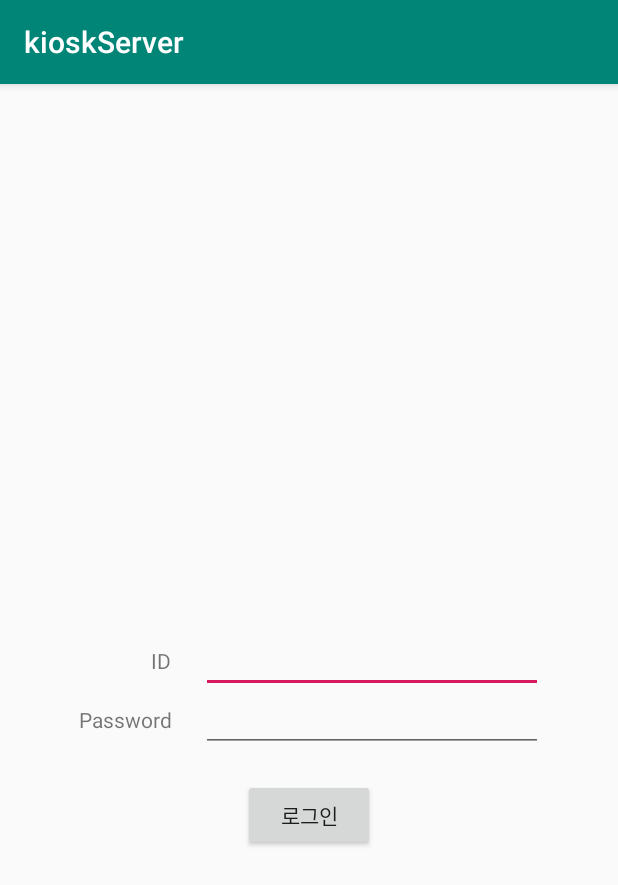
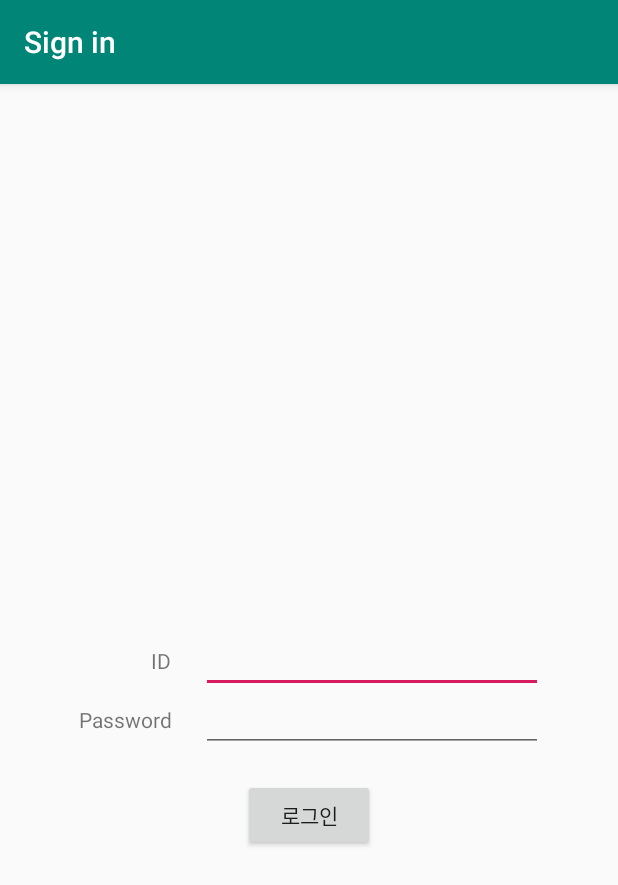
Before and after one commit to Hyeeeeona/kioskServer, an Android app: the screen it shows after launch (MainActivity before the commit, LoginActivity after it), on a phone screen of 412 x 824 dp. Shown: the top 885 px of the screen. Run offline under Robolectric (Android 15) with nearby library versions, the phone set to English and light mode, and no system bars; our stand-ins replace Firebase (no records; nobody signed in at launch, a user with empty details on screens opened directly).

Commit message:
login activity 분리 임시 Logout 버튼 생성

```diff
--- a/app/build.gradle
+++ b/app/build.gradle
@@ -1,4 +1,5 @@
 apply plugin: 'com.android.application'
+apply plugin: 'com.google.gms.google-services'
 
 android {
     compileSdkVersion 28
@@ -22,6 +23,9 @@ dependencies {
     implementation fileTree(dir: 'libs', include: ['*.jar'])
     implementation 'com.android.support:appcompat-v7:28.0.0'
     implementation 'com.android.support.constraint:constraint-layout:1.1.3'
+    implementation 'com.google.firebase:firebase-auth:17.0.0'
+    implementation 'com.google.android.gms:play-services-base:16.1.0'
+    implementation 'com.android.support:design:28.0.0'
     testImplementation 'junit:junit:4.12'
     androidTestImplementation 'com.android.support.test:runner:1.0.2'
     androidTestImplementation 'com.android.support.test.espresso:espresso-core:3.0.2'
--- /dev/null
+++ b/app/src/main/java/com/example/kioskserver/LoginActivity.java
@@ -0,0 +1,93 @@
+package com.example.kioskserver;
+
+import android.content.Intent;
+import android.support.annotation.NonNull;
+import android.support.v7.app.AppCompatActivity;
+import android.os.Bundle;
+import android.util.Log;
+import android.view.View;
+import android.widget.Button;
+import android.widget.EditText;
+import android.widget.Toast;
+
+import com.google.android.gms.tasks.OnCompleteListener;
+import com.google.android.gms.tasks.Task;
+import com.google.firebase.auth.AuthResult;
+import com.google.firebase.auth.FirebaseAuth;
+import com.google.firebase.auth.FirebaseUser;
+
+public class LoginActivity extends AppCompatActivity implements View.OnClickListener {
+
+    private FirebaseAuth mAuth;
+    private FirebaseUser currentUser;
+    Button loginBtn;
+    EditText EtId, EtPw;
+    final String TAG = "LoginActivity";
+
+    @Override
+    protected void onCreate(Bundle savedInstanceState) {
+        super.onCreate(savedInstanceState);
+        setContentView(R.layout.activity_login);
+
+        mAuth = FirebaseAuth.getInstance();
+
+        loginBtn = (Button)findViewById(R.id.btn_login);
+        loginBtn.setOnClickListener(this);
+
+        EtId = (EditText)findViewById(R.id.et_id);
+        EtPw = (EditText)findViewById(R.id.et_pw);
+    }
+
+    private void singIn(String email, String password) {
+
+        // [START sign_in_with_email]
+        mAuth.signInWithEmailAndPassword(email, password)
+                .addOnCompleteListener(this, new OnCompleteListener<AuthResult>() {
+                    @Override
+                    public void onComplete(@NonNull Task<AuthResult> task) {
+                        if (task.isSuccessful()) {
+                            // Sign in success, update UI with the signed-in user's information
+                            Log.d(TAG, "signInWithEmail:success");
+                            FirebaseUser user = mAuth.getCurrentUser();
+
+                            currentUser = mAuth.getCurrentUser();
+
+                            Toast.makeText(LoginActivity.this, "로그인 성공" + "/" + currentUser.getEmail() + "/" + currentUser.getUid() ,Toast.LENGTH_SHORT).show();
+
+                            startActivity(new Intent(LoginActivity.this, MainActivity.class));
+                            finish();
+                        } else {
+                            // If sign in fails, display a message to the user.
+                            Log.w(TAG, "signInWithEmail:failure", task.getException());
+                            Toast.makeText(LoginActivity.this, "Authentication failed.",
+                                    Toast.LENGTH_SHORT).show();
+                        }
+/*
+                        // [START_EXCLUDE]
+                        if (!task.isSuccessful()) {
+                            mStatusTextView.setText(R.string.auth_failed);
+                        }
+                        hideProgressDialog();
+                        // [END_EXCLUDE]
+*/
+                    }
+                });
+        // [END sign_in_with_email]
+
+    }
+
+    @Override
+    public void onClick(View v) {
+        String email = EtId.getText().toString();
+        String password = EtPw.getText().toString();
+
+        if (email.equals("")) {
+            //TODO: 에러처리
+            return;
+        } else if (password.equals("")) {
+            //TODO: 에러처리
+        }
+        singIn(email, password);
+    }
+
+}
--- a/app/src/main/java/com/example/kioskserver/MainActivity.java
+++ b/app/src/main/java/com/example/kioskserver/MainActivity.java
@@ -1,5 +1,6 @@
 package com.example.kioskserver;
 
+import android.content.Intent;
 import android.support.annotation.NonNull;
 import android.support.v7.app.AppCompatActivity;
 import android.os.Bundle;
@@ -18,9 +19,8 @@ import com.google.firebase.auth.FirebaseUser;
 public class MainActivity extends AppCompatActivity implements View.OnClickListener {
 
     private FirebaseAuth mAuth;
-    Button loginBtn;
-    EditText EtId, EtPw;
-    final String TAG = "MainActivity";
+    private FirebaseUser currentUser;
+    Button btnLogout;
 
     @Override
     protected void onCreate(Bundle savedInstanceState) {
@@ -29,90 +29,27 @@ public class MainActivity extends AppCompatActivity implements View.OnClickListe
 
         mAuth = FirebaseAuth.getInstance();
 
-        loginBtn = (Button)findViewById(R.id.btn_login);
-        loginBtn.setOnClickListener(this);
-
-        EtId = (EditText)findViewById(R.id.et_id);
-        EtPw = (EditText)findViewById(R.id.et_pw);
+        btnLogout = (Button)findViewById(R.id.btn_logout);
+        btnLogout.setOnClickListener(this);
     }
 
     @Override
     public void onStart() {
         super.onStart();
-        // Check if user is signed in (non-null) and update UI accordingly.
-        FirebaseUser currentUser = mAuth.getCurrentUser();
-        updateUI(currentUser);
-    }
 
-    private void singIn(String email, String password) {
-
-        // [START sign_in_with_email]
-        mAuth.signInWithEmailAndPassword(email, password)
-                .addOnCompleteListener(this, new OnCompleteListener<AuthResult>() {
-                    @Override
-                    public void onComplete(@NonNull Task<AuthResult> task) {
-                        if (task.isSuccessful()) {
-                            // Sign in success, update UI with the signed-in user's information
-                            Log.d(TAG, "signInWithEmail:success");
-                            FirebaseUser user = mAuth.getCurrentUser();
-                            updateUI(user);
-                        } else {
-                            // If sign in fails, display a message to the user.
-                            Log.w(TAG, "signInWithEmail:failure", task.getException());
-                            Toast.makeText(MainActivity.this, "Authentication failed.",
-                                    Toast.LENGTH_SHORT).show();
-                            updateUI(null);
-                        }
-/*
-                        // [START_EXCLUDE]
-                        if (!task.isSuccessful()) {
-                            mStatusTextView.setText(R.string.auth_failed);
-                        }
-                        hideProgressDialog();
-                        // [END_EXCLUDE]
-*/
-                    }
-                });
-        // [END sign_in_with_email]
-
+        currentUser = mAuth.getCurrentUser();
+        if(currentUser == null){
+            startActivity(new Intent(MainActivity.this, LoginActivity.class));
+            finish();
+        } else {
+            Toast.makeText(MainActivity.this, "현재 로그인된 사용자 : " +currentUser.getEmail(), Toast.LENGTH_SHORT).show();
+        }
     }
 
     @Override
     public void onClick(View v) {
-        String email = EtId.getText().toString();
-        String password = EtPw.getText().toString();
-
-        if (email.equals("")) {
-            //TODO: 에러처리
-            return;
-        } else if (password.equals("")) {
-            //TODO: 에러처리
-        }
-        singIn(email, password);
+        mAuth.signOut();
+        startActivity(new Intent(MainActivity.this, LoginActivity.class));
+        finish();
     }
-
-    private void updateUI(FirebaseUser user) {
-        /*
-        hideProgressDialog();
-        if (user != null) {
-            mStatusTextView.setText(getString(R.string.emailpassword_status_fmt,
-                    user.getEmail(), user.isEmailVerified()));
-            mDetailTextView.setText(getString(R.string.firebase_status_fmt, user.getUid()));
-
-            findViewById(R.id.emailPasswordButtons).setVisibility(View.GONE);
-            findViewById(R.id.emailPasswordFields).setVisibility(View.GONE);
-            findViewById(R.id.signedInButtons).setVisibility(View.VISIBLE);
-
-            findViewById(R.id.verifyEmailButton).setEnabled(!user.isEmailVerified());
-        } else {
-            mStatusTextView.setText(R.string.signed_out);
-            mDetailTextView.setText(null);
-
-            findViewById(R.id.emailPasswordButtons).setVisibility(View.VISIBLE);
-            findViewById(R.id.emailPasswordFields).setVisibility(View.VISIBLE);
-            findViewById(R.id.signedInButtons).setVisibility(View.GONE);
-        }
-        */
-    }
-
 }
--- /dev/null
+++ b/app/src/main/res/layout/activity_login.xml
@@ -0,0 +1,65 @@
+<?xml version="1.0" encoding="utf-8"?>
+<android.support.constraint.ConstraintLayout xmlns:android="http://schemas.android.com/apk/res/android"
+    xmlns:app="http://schemas.android.com/apk/res-auto"
+    xmlns:tools="http://schemas.android.com/tools"
+    android:layout_width="match_parent"
+    android:layout_height="match_parent"
+    tools:context=".LoginActivity">
+
+    <TextView
+        android:id="@+id/tv_id"
+        android:layout_width="0dp"
+        android:layout_height="wrap_content"
+        android:text="ID"
+        android:textAlignment="textEnd"
+        app:layout_constraintBottom_toBottomOf="parent"
+        app:layout_constraintHorizontal_weight="1"
+        app:layout_constraintLeft_toLeftOf="parent"
+        app:layout_constraintRight_toLeftOf="@+id/et_id"
+        app:layout_constraintTop_toTopOf="parent"/>
+
+    <EditText
+        android:id="@+id/et_id"
+        android:layout_width="0dp"
+        android:layout_height="wrap_content"
+        android:layout_marginLeft="20dp"
+        android:layout_marginRight="50dp"
+        app:layout_constraintBaseline_toBaselineOf="@+id/tv_id"
+        app:layout_constraintHorizontal_weight="2"
+        app:layout_constraintLeft_toRightOf="@+id/tv_id"
+        app:layout_constraintRight_toRightOf="parent" />
+
+    <TextView
+        android:id="@+id/tv_pw"
+        android:layout_width="0dp"
+        android:layout_height="wrap_content"
+        android:layout_marginTop="20dp"
+        android:text="Password"
+        android:textAlignment="textEnd"
+        app:layout_constraintHorizontal_weight="1"
+        app:layout_constraintLeft_toLeftOf="parent"
+        app:layout_constraintRight_toLeftOf="@id/et_pw"
+        app:layout_constraintTop_toBottomOf="@id/tv_id" />
+
+    <EditText
+        android:id="@+id/et_pw"
+        android:layout_width="0dp"
+        android:layout_height="wrap_content"
+        android:layout_marginLeft="20dp"
+        android:layout_marginRight="50dp"
+        app:layout_constraintBaseline_toBaselineOf="@id/tv_pw"
+        app:layout_constraintHorizontal_weight="2"
+        app:layout_constraintLeft_toRightOf="@id/tv_pw"
+        app:layout_constraintRight_toRightOf="parent" />
+    <Button
+        android:id="@+id/btn_login"
+        android:layout_width="wrap_content"
+        android:layout_height="wrap_content"
+        android:layout_marginTop="30dp"
+        android:text="로그인"
+        app:layout_constraintTop_toBottomOf="@id/tv_pw"
+        app:layout_constraintLeft_toLeftOf="parent"
+        app:layout_constraintRight_toRightOf="parent"/>
+
+
+</android.support.constraint.ConstraintLayout>
--- a/app/src/main/res/layout/activity_main.xml
+++ b/app/src/main/res/layout/activity_main.xml
@@ -6,60 +6,13 @@
     android:layout_height="match_parent"
     tools:context=".MainActivity">
 
-    <TextView
-        android:id="@+id/tv_id"
-        android:layout_width="0dp"
-        android:layout_height="wrap_content"
-        android:text="ID"
-        android:textAlignment="textEnd"
-        app:layout_constraintBottom_toBottomOf="parent"
-        app:layout_constraintHorizontal_weight="1"
-        app:layout_constraintLeft_toLeftOf="parent"
-        app:layout_constraintRight_toLeftOf="@+id/et_id"
-        app:layout_constraintTop_toTopOf="parent"/>
-
-    <EditText
-        android:id="@+id/et_id"
-        android:layout_width="0dp"
-        android:layout_height="wrap_content"
-        android:layout_marginLeft="20dp"
-        android:layout_marginRight="50dp"
-        app:layout_constraintBaseline_toBaselineOf="@+id/tv_id"
-        app:layout_constraintHorizontal_weight="2"
-        app:layout_constraintLeft_toRightOf="@+id/tv_id"
-        app:layout_constraintRight_toRightOf="parent" />
-
-    <TextView
-        android:id="@+id/tv_pw"
-        android:layout_width="0dp"
-        android:layout_height="wrap_content"
-        android:layout_marginTop="20dp"
-        android:text="Password"
-        android:textAlignment="textEnd"
-        app:layout_constraintHorizontal_weight="1"
-        app:layout_constraintLeft_toLeftOf="parent"
-        app:layout_constraintRight_toLeftOf="@id/et_pw"
-        app:layout_constraintTop_toBottomOf="@id/tv_id" />
-
-    <EditText
-        android:id="@+id/et_pw"
-        android:layout_width="0dp"
-        android:layout_height="wrap_content"
-        android:layout_marginLeft="20dp"
-        android:layout_marginRight="50dp"
-        app:layout_constraintBaseline_toBaselineOf="@id/tv_pw"
-        app:layout_constraintHorizontal_weight="2"
-        app:layout_constraintLeft_toRightOf="@id/tv_pw"
-        app:layout_constraintRight_toRightOf="parent" />
     <Button
-        android:id="@+id/btn_login"
+        android:id="@+id/btn_logout"
         android:layout_width="wrap_content"
         android:layout_height="wrap_content"
-        android:layout_marginTop="30dp"
-        android:text="로그인"
-        app:layout_constraintTop_toBottomOf="@id/tv_pw"
-        app:layout_constraintLeft_toLeftOf="parent"
-        app:layout_constraintRight_toRightOf="parent"/>
+        android:text="로그아웃"
+        app:layout_constraintStart_toStartOf="parent"
+        app:layout_constraintTop_toTopOf="parent" />
 
 
 </android.support.constraint.ConstraintLayout>
--- /dev/null
+++ b/app/src/main/res/values/dimens.xml
@@ -0,0 +1,5 @@
+<resources>
+    <!-- Default screen margins, per the Android Design guidelines. -->
+    <dimen name="activity_horizontal_margin">16dp</dimen>
+    <dimen name="activity_vertical_margin">16dp</dimen>
+</resources>
```
Also changed, not shown: app/src/main/AndroidManifest.xml (+8 -0 lines), app/src/main/res/values/strings.xml (+13 -0 lines).
